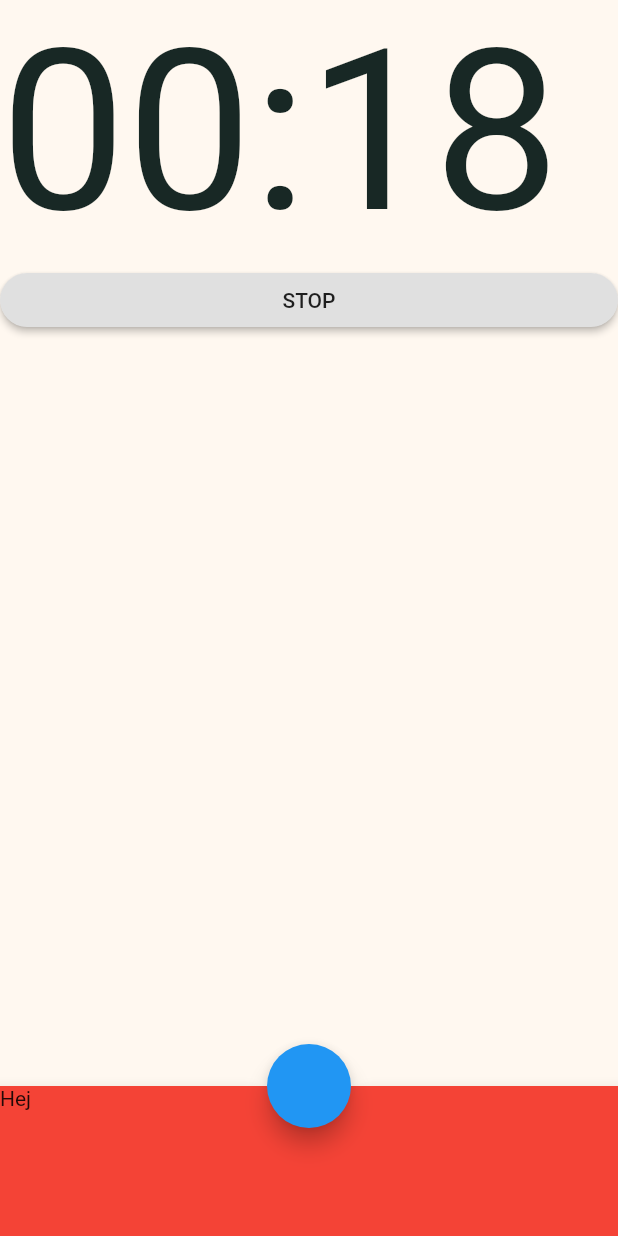
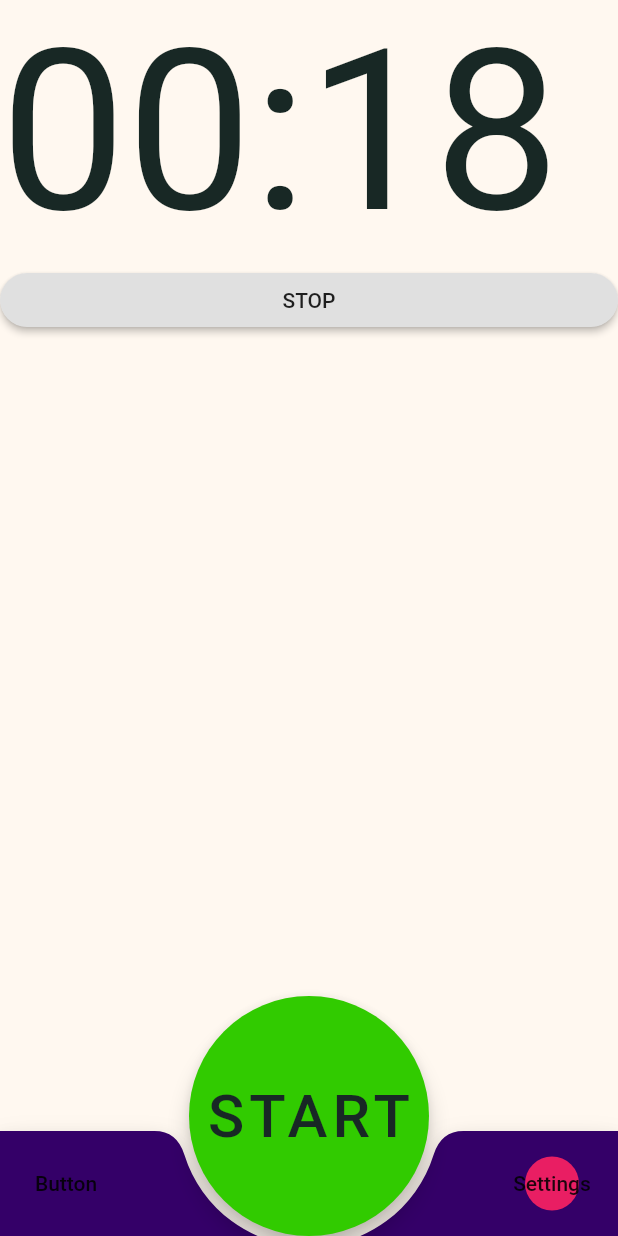
Before and after one commit to juliaBystrom/tabata-timer, a Flutter app: the screen it shows after launch, after a tap on "START", on a phone screen of 412 x 824 dp. Run offline on Flutter 3.47's test engine with Material 2 defaults, Android fonts, the light colour scheme and no system bars; our stand-ins replace google_fonts.

Commit message:
Timer issues fixed and abstraction of use of TextStyles implemented for easier scaling

```diff
--- a/tabataTimerApp/lib/SettingsWidgets/FloatingActionButtonBottomSettingsSheet.dart
+++ b/tabataTimerApp/lib/SettingsWidgets/ButtonSettingsSheet.dart
@@ -2,24 +2,22 @@ import 'package:flutter/material.dart';
 import '../tabataInfo.dart';
 import './settingsPane.dart';
 import 'dart:async';
-import '../Painters/BottomSheetPainer.dart';
+// import '../Painters/BottomSheetPainer.dart';
 
-class FloatingActionButtonBottomSettingsSheet extends StatefulWidget {
+class ButtonSettingsSheet extends StatefulWidget {
   final TabtaInfo tabataInfo;
-  FloatingActionButtonBottomSettingsSheet(this.tabataInfo);
+  ButtonSettingsSheet(this.tabataInfo);
   @override
-  _FloatingActionButtonBottomSettingsSheetState createState() =>
-      _FloatingActionButtonBottomSettingsSheetState();
+  _ButtonSettingsSheetState createState() => _ButtonSettingsSheetState();
 }
 
-class _FloatingActionButtonBottomSettingsSheetState
-    extends State<FloatingActionButtonBottomSettingsSheet> {
+class _ButtonSettingsSheetState extends State<ButtonSettingsSheet> {
   bool showButton = true;
 
   @override
   Widget build(BuildContext context) {
     return showButton
-        ? FloatingActionButton(
+        ? FlatButton(
             // backgroundColor: Colors.green,
             onPressed: () {
               var bottomSheetController = showModalBottomSheet(
@@ -58,6 +56,10 @@ class _FloatingActionButtonBottomSettingsSheetState
                 showFoatingActionButton(true);
                 // Updates the tabataHandler with the new settings
                 widget.tabataInfo.updateTabataHandler();
+   /*              while(!widget.tabataInfo.mainScreenFunctionsSet){
+                  // waint until the function is set in the tabataInfo
+                } */
+                widget.tabataInfo.newTabataInfo();
                 print("stängd modal bottom sheet");
               });
 
@@ -68,7 +70,12 @@ class _FloatingActionButtonBottomSettingsSheetState
 
               }); */
             },
-          )
+            shape: CircleBorder(),
+            color: Colors.pink,
+            child: Container(
+              child: Text("Settings"),
+            ),
+            )
         : Container();
   }
 
--- a/tabataTimerApp/lib/clockDisplay.dart
+++ b/tabataTimerApp/lib/clockDisplay.dart
@@ -1,5 +1,6 @@
 import 'package:flutter/material.dart';
 import 'package:google_fonts/google_fonts.dart';
+// import './StyleCollection/textStyles.dart';
 
 // import 'dart:async';
 // Link to font familey https://fonts.google.com/specimen/Squada+One?preview.text=Time+23:34+&preview.text_type=custom&category=Display&sort=popularity&sidebar.open&selection.family=Squada+One#license
@@ -20,15 +21,15 @@ class _ClockDisplayState extends State<ClockDisplay> {
     fontSize: 150,
   );
 
-  final TextStyle secondsTextStyle =  GoogleFonts.squadaOne(
+  final TextStyle secondsTextStyle = GoogleFonts.squadaOne(
     fontSize: 150,
     // color: Colors.cyanAccent,
   );
 
-
-
   @override
   Widget build(BuildContext context) {
+    print(
+        "Clock Display state built with min ${widget.minutes} : sec ${widget.seconds}");
     return Container(
       child: RichText(
         text: TextSpan(
--- a/tabataTimerApp/lib/home.dart
+++ b/tabataTimerApp/lib/home.dart
@@ -1,8 +1,8 @@
 import 'package:flutter/material.dart';
-import './start.dart';
-import 'SettingsWidgets/FloatingActionButtonBottomSettingsSheet.dart';
+import './mainScreen.dart';
+import 'SettingsWidgets/ButtonSettingsSheet.dart';
 import 'tabataInfo.dart';
-
+import 'startTimer.dart';
 
 class Home extends StatefulWidget {
   final TabtaInfo tabataInfo = new TabtaInfo();
@@ -13,25 +13,46 @@ class Home extends StatefulWidget {
 
 class _HomeState extends State<Home> {
 
+
   @override
   Widget build(BuildContext context) {
+
+    // Function newTabataInfo = body.
+
     return Scaffold(
-      body: Start(widget.tabataInfo),
+      body: MainScreen(widget.tabataInfo),
       backgroundColor: Color(0xffFFF8F0),
       bottomNavigationBar: BottomAppBar(
-        color: Colors.green,//Color(0xff340068),
-        shape: const CircularNotchedRectangle(),
+        //Color(0xff340068),
+
+        shape: CircularNotchedRectangle(),
+        color: Color(0xff340068),
         // elevation: 5,
+
+        notchMargin: 7.0,
         child: Container(
-          height: 100,
-          color: Colors.red,//Color(0xff340068),
-          child: Text("Hej"),
-
+            height: 70,
+            // color: Color(0xff340068),
+            // padding: EdgeInsets.all(10),
+            child: Row(
+              mainAxisAlignment: MainAxisAlignment.spaceBetween,
+              children: [
+                FlatButton(
+                  onPressed: () => {},
+                  child: Text("Button"),
+                ),
+                ButtonSettingsSheet(widget.tabataInfo),
+              ],
+            )),
+      ),
+      floatingActionButton: Container(
+        height: 160.0,
+        width: 160.0,
+        child: FittedBox(
+          child: StartTimer(widget.tabataInfo),
         ),
       ),
-      floatingActionButton: FloatingActionButtonBottomSettingsSheet(widget.tabataInfo),
       floatingActionButtonLocation: FloatingActionButtonLocation.centerDocked,
-
     );
   }
 }
--- a/tabataTimerApp/lib/main.dart
+++ b/tabataTimerApp/lib/main.dart
@@ -1,5 +1,5 @@
 import 'package:flutter/material.dart';
-import './start.dart';
+import './mainScreen.dart';
 import './home.dart';
 import 'package:flutter/services.dart';
 
@@ -7,7 +7,6 @@ import 'package:flutter/services.dart';
 
 void main() {
   // SystemChrome.setPreferredOrientations([DeviceOrientation.portraitUp]);
-
 
   runApp(MyApp());
 }
--- a/tabataTimerApp/lib/start.dart
+++ b/tabataTimerApp/lib/mainScreen.dart
@@ -3,21 +3,28 @@ import 'dart:async';
 import './clockDisplay.dart';
 import 'tabataInfo.dart';
 
-class Start extends StatefulWidget {
+class MainScreen extends StatefulWidget {
   TabtaInfo tabataInfo;
   TabataHandler tabataHandler;
+  int secondsStart;
 
-  Start(TabtaInfo tabataInfo) {
+  bool mainScreenFunctionsSet;
+
+  MainScreen(TabtaInfo tabataInfo) {
     this.tabataInfo = tabataInfo;
     tabataHandler = tabataInfo.tabataHandler;
+    secondsStart = tabataHandler.getActiveTime();
+    mainScreenFunctionsSet = false;
   }
 
   @override
-  _StartState createState() => _StartState();
+  _MainScreenState createState() => _MainScreenState(tabataHandler);
 }
 
-class _StartState extends State<Start> {
+class _MainScreenState extends State<MainScreen> {
   static const duration = const Duration(seconds: 1);
+
+  TabataHandler tabataHandler;
 
   int secondsPassed;
   bool isActive = false;
@@ -25,36 +32,69 @@ class _StartState extends State<Start> {
   bool isWorking;
   bool isResting;
 
-  @override
+  _MainScreenState(this.tabataHandler) {
+    secondsPassed = tabataHandler.getActiveTime();
+    print("consructor of mainscreenstate sp: $secondsPassed");
+  }
+
+  /*  @override
   void initState() {
-    secondsPassed = widget.tabataHandler.getActiveTime();
+    tabataHandler = widget.tabataInfo.tabataHandler;
+    secondsPassed = tabataHandler.getActiveTime();
     super.initState();
-  }
+  } */
 
   void handleTick() {
     if (isActive) {
       setState(() {
         secondsPassed = secondsPassed - 1;
+        print("secondsPassed = secondsPassed - 1 : $secondsPassed");
+        // Because the timer will count from inputed time to 1, the check secondsPassed <= 0 will make
+        // the timer not display 0
+        if (secondsPassed <= 0) {
+          print("sP less than 0");
+          updateTabataProgress();
+        }
       });
-      if (secondsPassed <= 0) {
-        updateTabataProgress();
-      }
     }
   }
 
   void updateTabataProgress() {
     // OBS updateInfo need to be valled before geting the time
-    widget.tabataHandler.updateInfo();
-    secondsPassed = widget.tabataHandler.getActiveTime();
+    tabataHandler.updateInfo();
+
+    // The timer will count from inputed time to 1 and then reset. Intead of inputtime-1 to 0.
+    // the +1 is because the timer will start with subtracting 1.
+    secondsPassed = tabataHandler.getActiveTime() + 1;
+    print(
+        "secondsPassed = widget.tabataHandler.getActiveTime() : $secondsPassed");
+
     // Maybe useless bool
     isWorking = !isWorking;
     isResting = !isResting;
   }
 
-  void initTabata() {
+/*   void initTabata() {
     isWorking = widget.tabataHandler.isWorking;
     isResting = widget.tabataHandler.isResting;
-    secondsPassed = widget.tabataHandler.getActiveTime();
+    // secondsPassed = widget.tabataHandler.getActiveTime();
+  } */
+
+  void newTabataInfo() {
+    tabataHandler = widget.tabataInfo.getTabataHandler();
+
+    setState(() {
+      secondsPassed = tabataHandler.getActiveTime();
+    });
+    print("New Tabata ready to start");
+  }
+
+  void startTabata() {
+    // initTabata();
+    setState(() {
+      isActive = !isActive;
+    });
+    print("Tabata started");
   }
 
   @override
@@ -69,6 +109,11 @@ class _StartState extends State<Start> {
       timer = Timer.periodic(duration, (Timer t) {
         handleTick();
       });
+    }
+
+    if (!widget.mainScreenFunctionsSet) {
+      widget.tabataInfo.setMainScreenFunctions(newTabataInfo, startTabata);
+      widget.mainScreenFunctionsSet = true;
     }
 
     // int hours = secondsPassed ~/ (60 * 60);
@@ -88,7 +133,7 @@ class _StartState extends State<Start> {
             child: Text(isActive ? 'STOP' : 'START'),
             onPressed: () {
               setState(() {
-                initTabata();
+                // initTabata();
                 isActive = !isActive;
               });
             },
--- /dev/null
+++ b/tabataTimerApp/lib/startTimer.dart
@@ -0,0 +1,48 @@
+import 'package:flutter/material.dart';
+import 'tabataInfo.dart';
+import 'package:google_fonts/google_fonts.dart';
+
+class StartTimer extends StatefulWidget {
+  TabtaInfo tabataInfo;
+  StartTimer(this.tabataInfo);
+
+  final TextStyle textStyle = GoogleFonts.squadaOne(
+    // fontSize: 20,
+    color: Color(0xff182825),
+  );
+  @override
+  _StartTimerState createState() => _StartTimerState();
+}
+
+class _StartTimerState extends State<StartTimer> {
+  @override
+  Widget build(BuildContext context) {
+    return widget.tabataInfo.tabataTrainingIsOn
+        ? FloatingActionButton(
+            onPressed: () {
+              setState(() {
+                widget.tabataInfo.startTabata();
+              });
+            },
+            materialTapTargetSize: MaterialTapTargetSize.padded,
+            backgroundColor: Color(0xffF25F5C),
+            child: Text(
+              "PAUS",
+              style: widget.textStyle,
+            ),
+          )
+        : FloatingActionButton(
+            onPressed: () {
+              setState(() {
+                widget.tabataInfo.startTabata();
+              });
+            },
+            materialTapTargetSize: MaterialTapTargetSize.padded,
+            backgroundColor: Color(0xff31CB00),
+            child: Text(
+              "START",
+              style: widget.textStyle,
+            ),
+          );
+  }
+}
--- a/tabataTimerApp/lib/tabataInfo.dart
+++ b/tabataTimerApp/lib/tabataInfo.dart
@@ -4,14 +4,38 @@ class TabtaInfo {
   int nrOfCycles;
   int nrOfTabatas;
   TabataHandler tabataHandler;
+  Function newTabataInfo;
+  Function startTabata;
+
+  // bool used if there is an need to check if the functions newTabataInfo and startTabata have
+  // been set before acsessed
+  bool mainScreenFunctionsSet;
+
+  bool tabataTrainingIsOn;
 
   TabtaInfo() {
     secondsWorkTime = 20;
     secondsRestTime = 10;
     nrOfCycles = 10;
     nrOfTabatas = 3;
+    mainScreenFunctionsSet = false;
     tabataHandler = new TabataHandler(
         secondsWorkTime, secondsRestTime, nrOfCycles, nrOfTabatas);
+
+    // Initilizing the Functions to diminish acsessing null function issues
+    newTabataInfo = () => {};
+    startTabata = () => {};
+    tabataTrainingIsOn = false;
+  }
+
+  void setMainScreenFunctions(Function f, Function g) {
+    newTabataInfo = f;
+    startTabata = () {
+      g();
+      tabataTrainingIsOn = !tabataTrainingIsOn;
+      // tabataHandler.thisTabataIsOn = !tabataHandler.thisTabataIsOn;
+    };
+    mainScreenFunctionsSet = true;
   }
 
   void changeSecondsWorkTime(int s) {
@@ -38,15 +62,13 @@ class TabtaInfo {
     }
   }
 
-  // Might be useless function
-  TabataHandler getNewTabataHandler() {
-    return new TabataHandler(
+  void updateTabataHandler() {
+    tabataHandler = new TabataHandler(
         secondsWorkTime, secondsRestTime, nrOfCycles, nrOfTabatas);
   }
 
-  void updateTabataHandler() {
-    tabataHandler = TabataHandler(
-        secondsWorkTime, secondsRestTime, nrOfCycles, nrOfTabatas);
+  TabataHandler getTabataHandler() {
+    return tabataHandler;
   }
 }
 
@@ -60,6 +82,7 @@ class TabataHandler {
   bool isResting;
   bool finishWorkout;
 
+
   TabataHandler(this.secondsWorkTime, this.secondsRestTime, this.nrOfCycles,
       this.nrOfTabatas) {
     // Start with workout
@@ -67,6 +90,7 @@ class TabataHandler {
     isResting = false;
     nrOfCyclesInTabata = nrOfCycles;
     finishWorkout = false;
+
   }
 
   // Depending on the activity (resting or Working) this function gives
@@ -79,6 +103,7 @@ class TabataHandler {
       return secondsRestTime;
     } else {
       // error
+      print("Error 999");
       return 999;
     }
   }
```
Also changed, not shown: tabataTimerApp/lib/SettingsWidgets/settingsPane.dart (+6 -16 lines), tabataTimerApp/lib/SettingsWidgets/timeChooser.dart (+5 -15 lines), tabataTimerApp/lib/StyleCollection/bottomBarPainter.dart (added, +66 -0 lines), tabataTimerApp/lib/StyleCollection/textStyles.dart (added, +19 -0 lines), tabataTimerApp/lib/StyleCollection/DiamondPainter.dart (renamed from tabataTimerApp/lib/Painters/DiamondPainter.dart).
